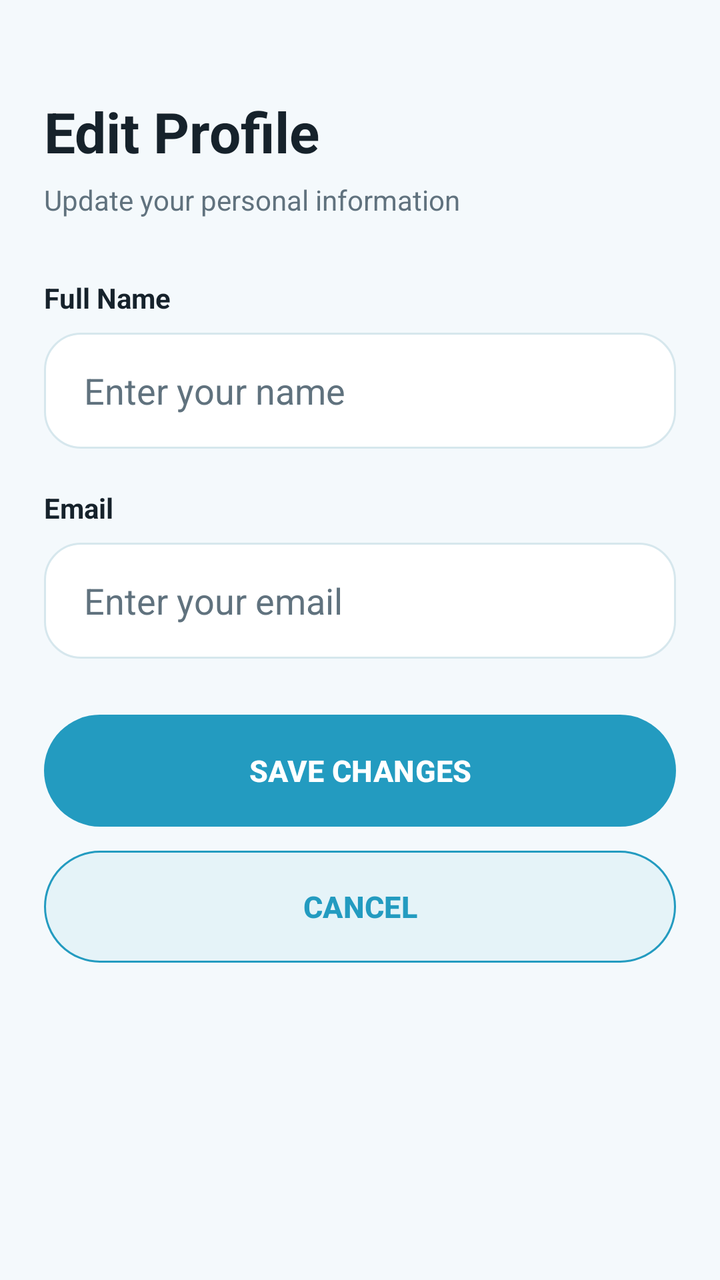
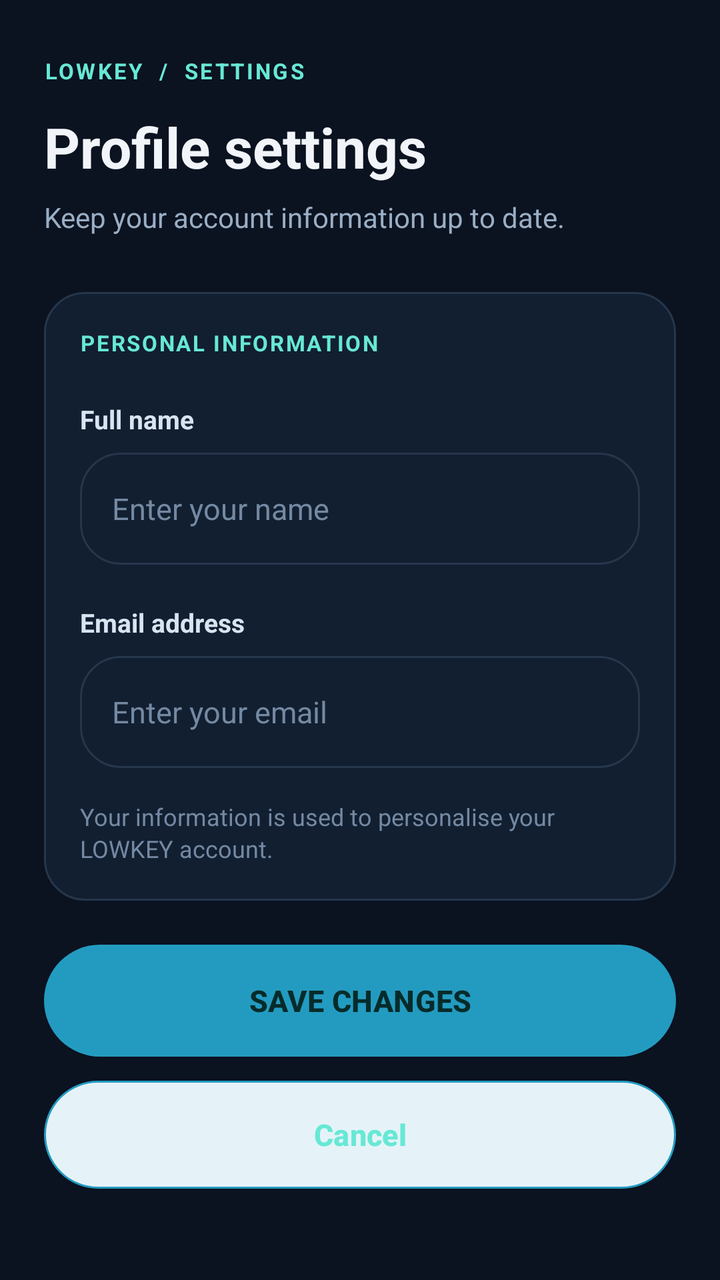

Two renders of the same Android screen: before a commit and after it. Below are the layout's source before the change and the commit's diff.
<!-- AndroidManifest.xml: application theme Theme.Lowkey -->
<!-- res/layout/activity_edit_profile.xml -->
<?xml version="1.0" encoding="utf-8"?>
<androidx.constraintlayout.widget.ConstraintLayout
    xmlns:android="http://schemas.android.com/apk/res/android"
    xmlns:app="http://schemas.android.com/apk/res-auto"
    android:layout_width="match_parent"
    android:layout_height="match_parent"
    android:background="@color/screen_background">

    <ScrollView
        android:layout_width="0dp"
        android:layout_height="0dp"
        android:fillViewport="true"
        app:layout_constraintTop_toTopOf="parent"
        app:layout_constraintBottom_toBottomOf="parent"
        app:layout_constraintStart_toStartOf="parent"
        app:layout_constraintEnd_toEndOf="parent">

        <LinearLayout
            android:layout_width="match_parent"
            android:layout_height="wrap_content"
            android:orientation="vertical"
            android:padding="22dp">

            
            <TextView
                android:layout_width="wrap_content"
                android:layout_height="wrap_content"
                android:layout_marginTop="25dp"
                android:text="Edit Profile"
                android:textColor="@color/primary_text"
                android:textSize="28sp"
                android:textStyle="bold" />

            <TextView
                android:layout_width="wrap_content"
                android:layout_height="wrap_content"
                android:layout_marginTop="6dp"
                android:text="Update your personal information"
                android:textColor="@color/secondary_text"
                android:textSize="14sp" />

            
            <TextView
                android:layout_width="wrap_content"
                android:layout_height="wrap_content"
                android:layout_marginTop="30dp"
                android:text="Full Name"
                android:textColor="@color/primary_text"
                android:textSize="14sp"
                android:textStyle="bold" />

            <EditText
                android:id="@+id/etEditName"
                android:layout_width="match_parent"
                android:layout_height="58dp"
                android:layout_marginTop="8dp"
                android:background="@drawable/bg_input"
                android:hint="Enter your name"
                android:paddingStart="20dp"
                android:paddingEnd="20dp"
                android:textColor="@color/primary_text"
                android:textColorHint="@color/secondary_text"
                android:inputType="textPersonName" />

            
            <TextView
                android:layout_width="wrap_content"
                android:layout_height="wrap_content"
                android:layout_marginTop="20dp"
                android:text="Email"
                android:textColor="@color/primary_text"
                android:textSize="14sp"
                android:textStyle="bold" />

            <EditText
                android:id="@+id/etEditEmail"
                android:layout_width="match_parent"
                android:layout_height="58dp"
                android:layout_marginTop="8dp"
                android:background="@drawable/bg_input"
                android:hint="Enter your email"
                android:paddingStart="20dp"
                android:paddingEnd="20dp"
                android:textColor="@color/primary_text"
                android:textColorHint="@color/secondary_text"
                android:inputType="textEmailAddress" />

            
            <Button
                android:id="@+id/btnSaveProfile"
                android:layout_width="match_parent"
                android:layout_height="56dp"
                android:layout_marginTop="28dp"
                android:background="@drawable/bg_primary_button"
                android:backgroundTint="@null"
                android:text="SAVE CHANGES"
                android:textColor="@color/button_text"
                android:textSize="15sp"
                android:textStyle="bold" />

            
            <Button
                android:id="@+id/btnCancelEdit"
                android:layout_width="match_parent"
                android:layout_height="56dp"
                android:layout_marginTop="12dp"
                android:background="@drawable/bg_secondary_button"
                android:backgroundTint="@null"
                app:backgroundTint="@null"
                android:text="CANCEL"
                android:textColor="@color/accent_blue"
                android:textSize="15sp"
                android:textStyle="bold" />

        </LinearLayout>

    </ScrollView>

</androidx.constraintlayout.widget.ConstraintLayout>
<!-- resources referenced by this layout -->
<resources>
  <color name="accent_blue">#239BC0</color>
  <color name="button_text">#FFFFFF</color>
  <color name="primary_text">#16222B</color>
  <color name="screen_background">#F4F9FC</color>
  <color name="secondary_text">#60727E</color>
  <!-- drawable bg_input (drawable) -->
  <?xml version="1.0" encoding="utf-8"?>
  <shape xmlns:android="http://schemas.android.com/apk/res/android"
      android:shape="rectangle">
  
      <solid android:color="#FFFFFF" />
  
      <stroke
          android:width="1dp"
          android:color="#D6E7ED" />
  
      <corners android:radius="18dp" />
  
  </shape>
  <!-- drawable bg_primary_button (drawable) -->
  <?xml version="1.0" encoding="utf-8"?>
  <shape xmlns:android="http://schemas.android.com/apk/res/android"
      android:shape="rectangle">
  
      <solid android:color="@color/accent_blue" />
  
      <corners android:radius="30dp" />
  
  </shape>
  <!-- drawable bg_secondary_button (drawable) -->
  <?xml version="1.0" encoding="utf-8"?>
  <shape xmlns:android="http://schemas.android.com/apk/res/android"
      android:shape="rectangle">
  
      <solid android:color="@color/button_secondary" />
  
      <stroke
          android:width="1dp"
          android:color="@color/accent_blue" />
  
      <corners android:radius="30dp" />
  
  </shape>
  <style name="Theme.Lowkey" parent="Base.Theme.Lowkey" />
  <color name="button_secondary">#E5F3F8</color>
  <style name="Base.Theme.Lowkey" parent="Theme.Material3.DayNight.NoActionBar">
  
          
          <item name="android:windowBackground">@color/screen_background</item>
          <item name="android:colorBackground">@color/screen_background</item>
  
          
          <item name="android:statusBarColor">@color/screen_background</item>
          <item name="android:navigationBarColor">@color/screen_background</item>
  
          
          <item name="android:windowLightStatusBar">false</item>
          <item name="android:windowLightNavigationBar">false</item>
  
          
          <item name="colorPrimary">@color/accent_blue</item>
          <item name="colorSecondary">@color/accent_blue</item>
  
          
          <item name="colorSurface">@color/button_secondary</item>
          <item name="colorSurfaceVariant">@color/button_secondary</item>
  
      </style>
</resources>

<!-- the commit's change to res/layout/activity_edit_profile.xml (unified diff, before → after) -->
@@ -4,12 +4,14 @@
     xmlns:app="http://schemas.android.com/apk/res-auto"
     android:layout_width="match_parent"
     android:layout_height="match_parent"
-    android:background="@color/screen_background">
+    android:background="#0B1220">
 
     <ScrollView
         android:layout_width="0dp"
         android:layout_height="0dp"
         android:fillViewport="true"
+        android:clipToPadding="false"
+        android:overScrollMode="never"
         app:layout_constraintTop_toTopOf="parent"
         app:layout_constraintBottom_toBottomOf="parent"
         app:layout_constraintStart_toStartOf="parent"
@@ -19,101 +21,141 @@
             android:layout_width="match_parent"
             android:layout_height="wrap_content"
             android:orientation="vertical"
-            android:padding="22dp">
+            android:paddingStart="22dp"
+            android:paddingTop="28dp"
+            android:paddingEnd="22dp"
+            android:paddingBottom="32dp">
 
-            
             <TextView
                 android:layout_width="wrap_content"
                 android:layout_height="wrap_content"
-                android:layout_marginTop="25dp"
-                android:text="Edit Profile"
-                android:textColor="@color/primary_text"
+                android:letterSpacing="0.1"
+                android:text="LOWKEY  /  SETTINGS"
+                android:textColor="#67E8D5"
+                android:textSize="11sp"
+                android:textStyle="bold" />
+
+            <TextView
+                android:layout_width="match_parent"
+                android:layout_height="wrap_content"
+                android:layout_marginTop="12dp"
+                android:text="Profile settings"
+                android:textColor="#F1F5F9"
                 android:textSize="28sp"
                 android:textStyle="bold" />
 
             <TextView
-                android:layout_width="wrap_content"
+                android:layout_width="match_parent"
                 android:layout_height="wrap_content"
-                android:layout_marginTop="6dp"
-                android:text="Update your personal information"
-                android:textColor="@color/secondary_text"
+                android:layout_marginTop="7dp"
+                android:text="Keep your account information up to date."
+                android:textColor="#9AAEC4"
                 android:textSize="14sp" />
 
-            
-            <TextView
-                android:layout_width="wrap_content"
+            <LinearLayout
+                android:layout_width="match_parent"
                 android:layout_height="wrap_content"
-                android:layout_marginTop="30dp"
-                android:text="Full Name"
-                android:textColor="@color/primary_text"
-                android:textSize="14sp"
-                android:textStyle="bold" />
+                android:layout_marginTop="28dp"
+                android:background="@drawable/bg_dashboard_card"
+                android:orientation="vertical"
+                android:padding="18dp">
 
-            <EditText
-                android:id="@+id/etEditName"
-                android:layout_width="match_parent"
-                android:layout_height="58dp"
-                android:layout_marginTop="8dp"
-                android:background="@drawable/bg_input"
-                android:hint="Enter your name"
-                android:paddingStart="20dp"
-                android:paddingEnd="20dp"
-                android:textColor="@color/primary_text"
-                android:textColorHint="@color/secondary_text"
-                android:inputType="textPersonName" />
+                <TextView
+                    android:layout_width="match_parent"
+                    android:layout_height="wrap_content"
+                    android:text="PERSONAL INFORMATION"
+                    android:letterSpacing="0.08"
+                    android:textColor="#67E8D5"
+                    android:textSize="11sp"
+                    android:textStyle="bold" />
 
-            
-            <TextView
-                android:layout_width="wrap_content"
-                android:layout_height="wrap_content"
-                android:layout_marginTop="20dp"
-                android:text="Email"
-                android:textColor="@color/primary_text"
-                android:textSize="14sp"
-                android:textStyle="bold" />
+                <TextView
+                    android:layout_width="wrap_content"
+                    android:layout_height="wrap_content"
+                    android:layout_marginTop="22dp"
+                    android:text="Full name"
+                    android:textColor="#D8E4F0"
+                    android:textSize="13sp"
+                    android:textStyle="bold" />
 
-            <EditText
-                android:id="@+id/etEditEmail"
-                android:layout_width="match_parent"
-                android:layout_height="58dp"
-                android:layout_marginTop="8dp"
-                android:background="@drawable/bg_input"
-                android:hint="Enter your email"
-                android:paddingStart="20dp"
-                android:paddingEnd="20dp"
-                android:textColor="@color/primary_text"
-                android:textColorHint="@color/secondary_text"
-                android:inputType="textEmailAddress" />
+                <EditText
+                    android:id="@+id/etEditName"
+                    android:layout_width="match_parent"
+                    android:layout_height="56dp"
+                    android:layout_marginTop="8dp"
+                    android:background="@drawable/bg_dashboard_card"
+                    android:paddingStart="16dp"
+                    android:paddingEnd="16dp"
+                    android:hint="Enter your name"
+                    android:textColor="#F1F5F9"
+                    android:textColorHint="#7489A2"
+                    android:textSize="15sp"
+                    android:singleLine="true"
+                    android:inputType="textPersonName" />
 
-            
+                <TextView
+                    android:layout_width="wrap_content"
+                    android:layout_height="wrap_content"
+                    android:layout_marginTop="20dp"
+                    android:text="Email address"
+                    android:textColor="#D8E4F0"
+                    android:textSize="13sp"
+                    android:textStyle="bold" />
+
+                <EditText
+                    android:id="@+id/etEditEmail"
+                    android:layout_width="match_parent"
+                    android:layout_height="56dp"
+                    android:layout_marginTop="8dp"
+                    android:background="@drawable/bg_dashboard_card"
+                    android:paddingStart="16dp"
+                    android:paddingEnd="16dp"
+                    android:hint="Enter your email"
+                    android:textColor="#F1F5F9"
+                    android:textColorHint="#7489A2"
+                    android:textSize="15sp"
+                    android:singleLine="true"
+                    android:inputType="textEmailAddress" />
+
+                <TextView
+                    android:layout_width="match_parent"
+                    android:layout_height="wrap_content"
+                    android:layout_marginTop="16dp"
+                    android:text="Your information is used to personalise your LOWKEY account."
+                    android:textColor="#7489A2"
+                    android:textSize="12sp"
+                    android:lineSpacingExtra="2dp" />
+
+            </LinearLayout>
+
             <Button
                 android:id="@+id/btnSaveProfile"
                 android:layout_width="match_parent"
                 android:layout_height="56dp"
-                android:layout_marginTop="28dp"
+                android:layout_marginTop="22dp"
                 android:background="@drawable/bg_primary_button"
                 android:backgroundTint="@null"
+                app:backgroundTint="@null"
                 android:text="SAVE CHANGES"
-                android:textColor="@color/button_text"
+                android:textAllCaps="false"
+                android:textColor="#062B2A"
                 android:textSize="15sp"
                 android:textStyle="bold" />
 
-            
             <Button
                 android:id="@+id/btnCancelEdit"
                 android:layout_width="match_parent"
-                android:layout_height="56dp"
+                android:layout_height="54dp"
                 android:layout_marginTop="12dp"
                 android:background="@drawable/bg_secondary_button"
                 android:backgroundTint="@null"
                 app:backgroundTint="@null"
-                android:text="CANCEL"
-                android:textColor="@color/accent_blue"
+                android:text="Cancel"
+                android:textAllCaps="false"
+                android:textColor="#67E8D5"
                 android:textSize="15sp"
                 android:textStyle="bold" />
 
         </LinearLayout>
-
     </ScrollView>
-
 </androidx.constraintlayout.widget.ConstraintLayout>
<!-- resource entries referenced after the edit -->
@@ -1,24 +1,14 @@
 <!-- resources referenced by this layout -->
 <resources>
+  <!-- drawable bg_dashboard_card (drawable) -->
+  <?xml version="1.0" encoding="utf-8"?>
+  <shape xmlns:android="http://schemas.android.com/apk/res/android" android:shape="rectangle">
+      <solid android:color="#121F31" />
+      <corners android:radius="20dp" />
+      <stroke android:width="1dp" android:color="#26364B" />
+  </shape>
   <color name="accent_blue">#239BC0</color>
-  <color name="button_text">#FFFFFF</color>
-  <color name="primary_text">#16222B</color>
   <color name="screen_background">#F4F9FC</color>
-  <color name="secondary_text">#60727E</color>
-  <!-- drawable bg_input (drawable) -->
-  <?xml version="1.0" encoding="utf-8"?>
-  <shape xmlns:android="http://schemas.android.com/apk/res/android"
-      android:shape="rectangle">
-  
-      <solid android:color="#FFFFFF" />
-  
-      <stroke
-          android:width="1dp"
-          android:color="#D6E7ED" />
-  
-      <corners android:radius="18dp" />
-  
-  </shape>
   <!-- drawable bg_primary_button (drawable) -->
   <?xml version="1.0" encoding="utf-8"?>
   <shape xmlns:android="http://schemas.android.com/apk/res/android"
